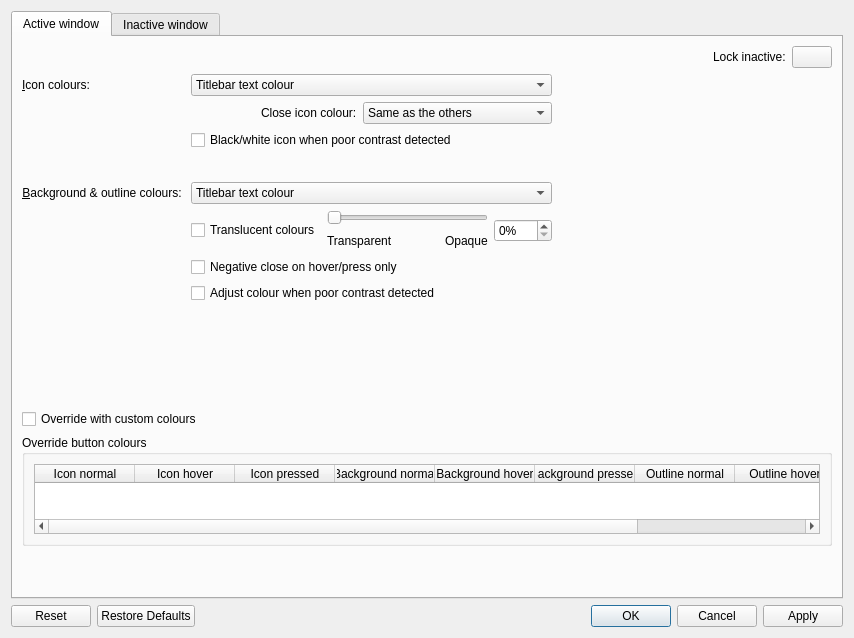
This is kdecoration/config/ui/buttoncolors.ui in paulmcauley/klassy as Qt 5 draws it before an edit. The edited form follows.
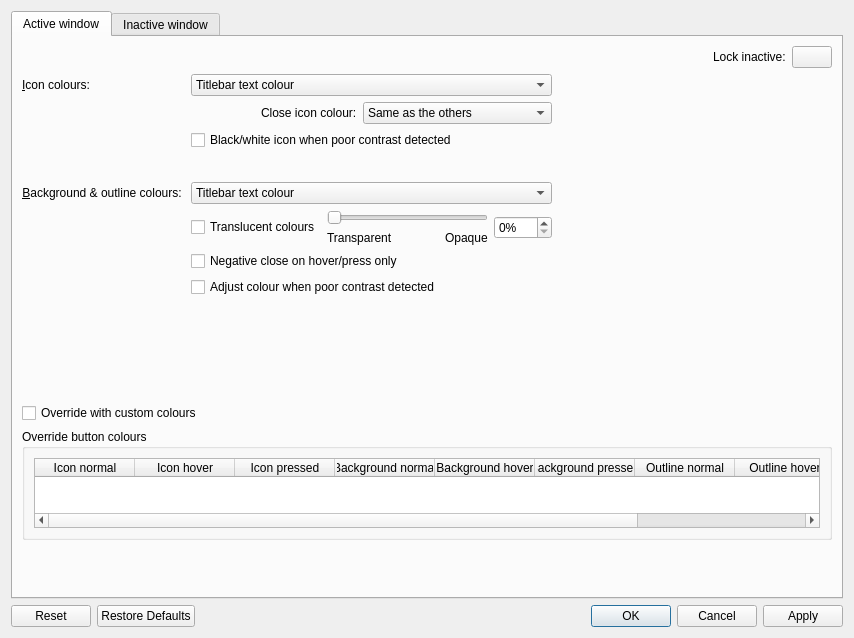
This is the edited form. Icons and pictures are not drawn.

```diff
--- a/kdecoration/config/ui/buttoncolors.ui
+++ b/kdecoration/config/ui/buttoncolors.ui
@@ -304,7 +304,7 @@
                <property name="sizeHint" stdset="0">
                 <size>
                  <width>40</width>
-                 <height>20</height>
+                 <height>0</height>
                 </size>
                </property>
               </spacer>
```
Left out of the diff: 68 changed lines with no effect on the pictures.
